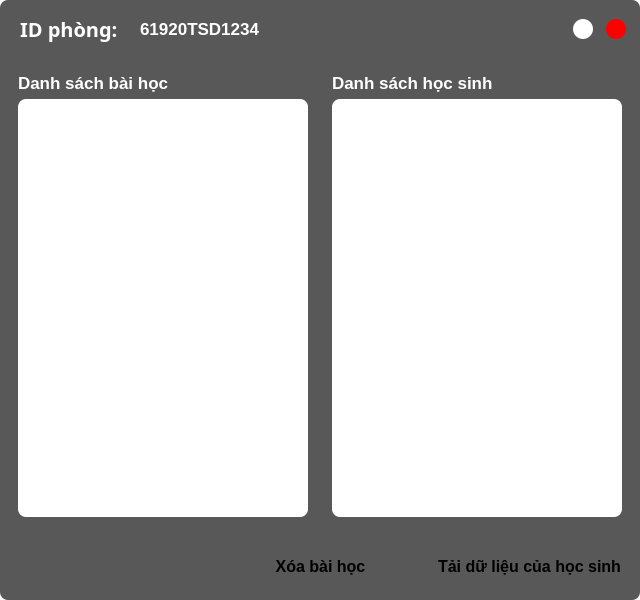
This is UI_Files/Room.ui in hoangm960/Astraea as Qt 5 draws it before an edit. The edited form follows.
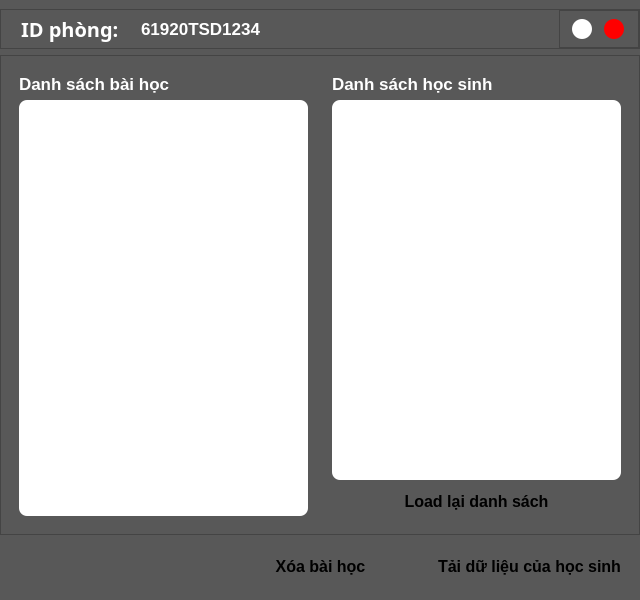
This is the edited form. Icons and pictures are not drawn.

Commit message: student leave room added

```diff
--- a/UI_Files/Room.ui
+++ b/UI_Files/Room.ui
@@ -20,12 +20,12 @@
    <string>MainWindow</string>
   </property>
   <property name="styleSheet">
-   <string notr="true">background: transparent;</string>
+   <string notr="true"/>
   </property>
   <widget class="QWidget" name="centralwidget">
    <property name="styleSheet">
     <string notr="true">background-color: rgb(88, 88, 88);
-border-radius: 8px;</string>
+</string>
    </property>
    <layout class="QVBoxLayout" name="verticalLayout">
     <property name="leftMargin">
@@ -250,6 +250,9 @@
       <layout class="QHBoxLayout" name="horizontalLayout_3">
        <item>
         <widget class="QFrame" name="lesson_list_frame">
+         <property name="styleSheet">
+          <string notr="true">border-radius: 8px;</string>
+         </property>
          <property name="frameShape">
           <enum>QFrame::StyledPanel</enum>
          </property>
@@ -351,6 +354,9 @@
        </item>
        <item>
         <widget class="QFrame" name="student_list_frame">
+         <property name="styleSheet">
+          <string notr="true">border-radius: 8px;</string>
+         </property>
          <property name="frameShape">
           <enum>QFrame::StyledPanel</enum>
          </property>
@@ -447,6 +453,62 @@
             </property>
            </widget>
           </item>
+          <item>
+           <widget class="QPushButton" name="reload_btn">
+            <property name="minimumSize">
+             <size>
+              <width>204</width>
+              <height>30</height>
+             </size>
+            </property>
+            <property name="maximumSize">
+             <size>
+              <width>16777215</width>
+              <height>16777215</height>
+             </size>
+            </property>
+            <property name="font">
+             <font>
+              <pointsize>12</pointsize>
+              <weight>75</weight>
+              <bold>true</bold>
+             </font>
+            </property>
+            <property name="styleSheet">
+             <string notr="true">QPushButton {
+	background-color: rgb(255, 255, 255);
+	border-radius: 10px;
+	color: rgb(0,0,0);
+}
+
+QPushButton:hover {
+	color: rgb(255, 255, 255);
+	background-color: rgba(0, 0, 0, 150);
+}
+
+QPushButton:pressed {
+	color: rgb(255, 255, 255);
+	background-color: rgb(0, 0, 0);
+}r</string>
+            </property>
+            <property name="locale">
+             <locale language="Vietnamese" country="Vietnam"/>
+            </property>
+            <property name="text">
+             <string>Load lại danh sách</string>
+            </property>
+            <property name="icon">
+             <iconset resource="Resources.qrc">
+              <normaloff>:/images/icons/loading.png</normaloff>:/images/icons/loading.png</iconset>
+            </property>
+            <property name="iconSize">
+             <size>
+              <width>30</width>
+              <height>30</height>
+             </size>
+            </property>
+           </widget>
+          </item>
          </layout>
         </widget>
        </item>
@@ -467,6 +529,9 @@
         <height>50</height>
        </size>
       </property>
+      <property name="styleSheet">
+       <string notr="true">border-radius: 8px;</string>
+      </property>
       <property name="frameShape">
        <enum>QFrame::StyledPanel</enum>
       </property>
```
The commit also changes 5 other files.
